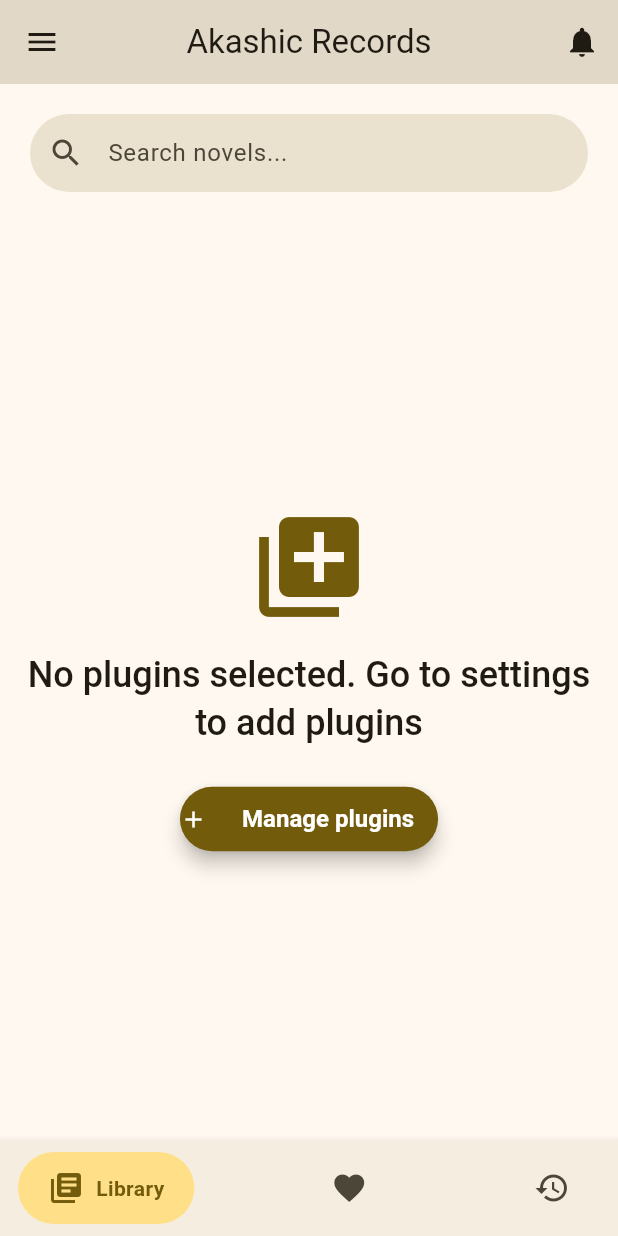
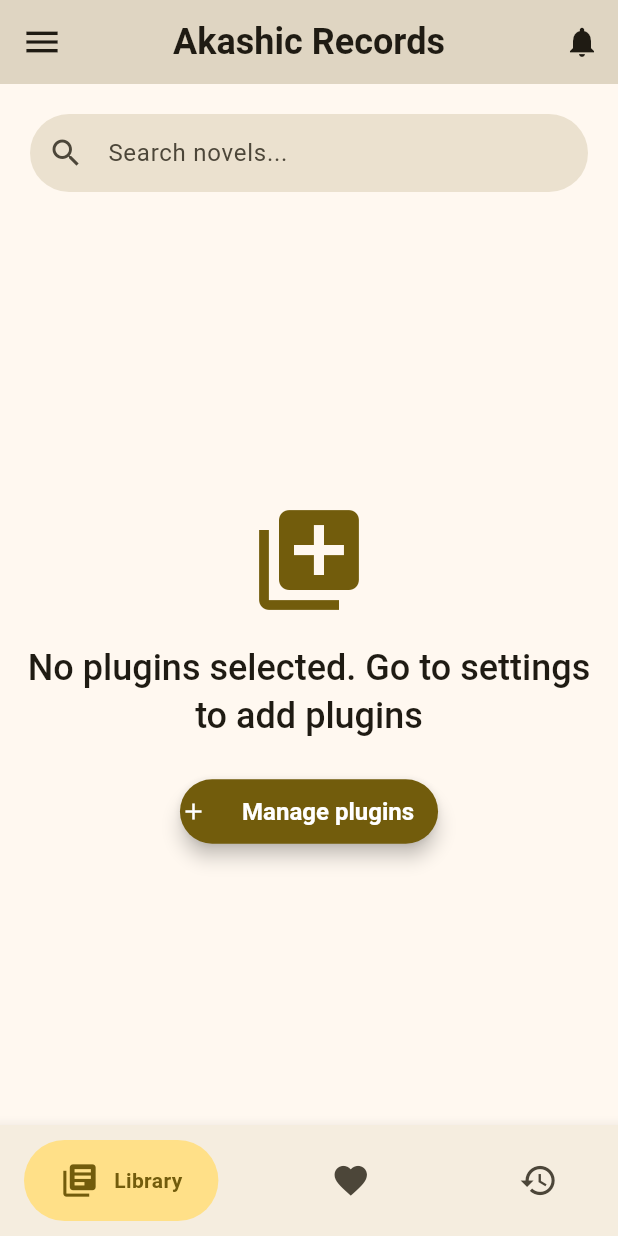
Before and after one commit to Luiz-eduardp/akashic_records, a Flutter app: the HomeScreen screen opened by its route, on a phone screen of 412 x 824 dp. Run offline on Flutter 3.47's test engine with Material 3 defaults, Android fonts, the phone set to English and light mode, and no system bars; drawn by our look-alikes of flutter_advanced_drawer, google_nav_bar; our stand-ins replace battery_plus, cached_network_image, file_picker, flutter_html, flutter_markdown, google_fonts and 7 more; missing offline and left inert: epubx, flutter_code_editor, highlight, jsf, traffic_stats; accounts and stored records are empty; network calls fail.

Commit message:
style(home_screen): improve home screen UI
- Updated AppBar title style
- Increased bottom navigation elevation
- Adjusted bottom navigation padding
- Increased icon size in bottom nav
- Improved bottom nav gap and ripple

```diff
--- a/lib/screens/home_screen.dart
+++ b/lib/screens/home_screen.dart
@@ -174,8 +174,9 @@ class _HomeScreenState extends State<HomeScreen> with TickerProviderStateMixin {
         appBar: AppBar(
           title: Text(
             'Akashic Records'.translate,
-            style: theme.textTheme.titleLarge?.copyWith(
+            style: theme.textTheme.headlineSmall?.copyWith(
               color: theme.colorScheme.onSurface,
+              fontWeight: FontWeight.bold,
             ),
           ),
           backgroundColor: theme.colorScheme.surfaceContainerHighest,
@@ -190,6 +191,7 @@ class _HomeScreenState extends State<HomeScreen> with TickerProviderStateMixin {
                   _advancedDrawerController.value.visible
                       ? Icons.close
                       : Icons.menu,
+                  size: 28,
                 );
               },
             ),
@@ -215,7 +217,7 @@ class _HomeScreenState extends State<HomeScreen> with TickerProviderStateMixin {
               },
             ),
           ],
-          elevation: 2,
+          elevation: 4,
         ),
         body: TabBarView(
           controller: _tabController,
@@ -230,17 +232,17 @@ class _HomeScreenState extends State<HomeScreen> with TickerProviderStateMixin {
   Widget _buildBottomNavigationBar(ThemeData theme) {
     return Material(
       color: theme.colorScheme.surfaceContainer,
-      elevation: 4,
+      elevation: 8,
       child: SafeArea(
         child: Padding(
-          padding: const EdgeInsets.symmetric(horizontal: 12.0, vertical: 8),
+          padding: const EdgeInsets.symmetric(horizontal: 16.0, vertical: 10),
           child: GNav(
             rippleColor: theme.colorScheme.primary.withOpacity(0.1),
             hoverColor: theme.colorScheme.primary.withOpacity(0.1),
-            gap: 8,
+            gap: 10,
             activeColor: theme.colorScheme.primary,
-            iconSize: 24,
-            padding: const EdgeInsets.symmetric(horizontal: 20, vertical: 12),
+            iconSize: 26,
+            padding: const EdgeInsets.symmetric(horizontal: 24, vertical: 14),
             duration: const Duration(milliseconds: 400),
             tabBackgroundColor: theme.colorScheme.primaryContainer,
             color: theme.colorScheme.onSurfaceVariant,
```
